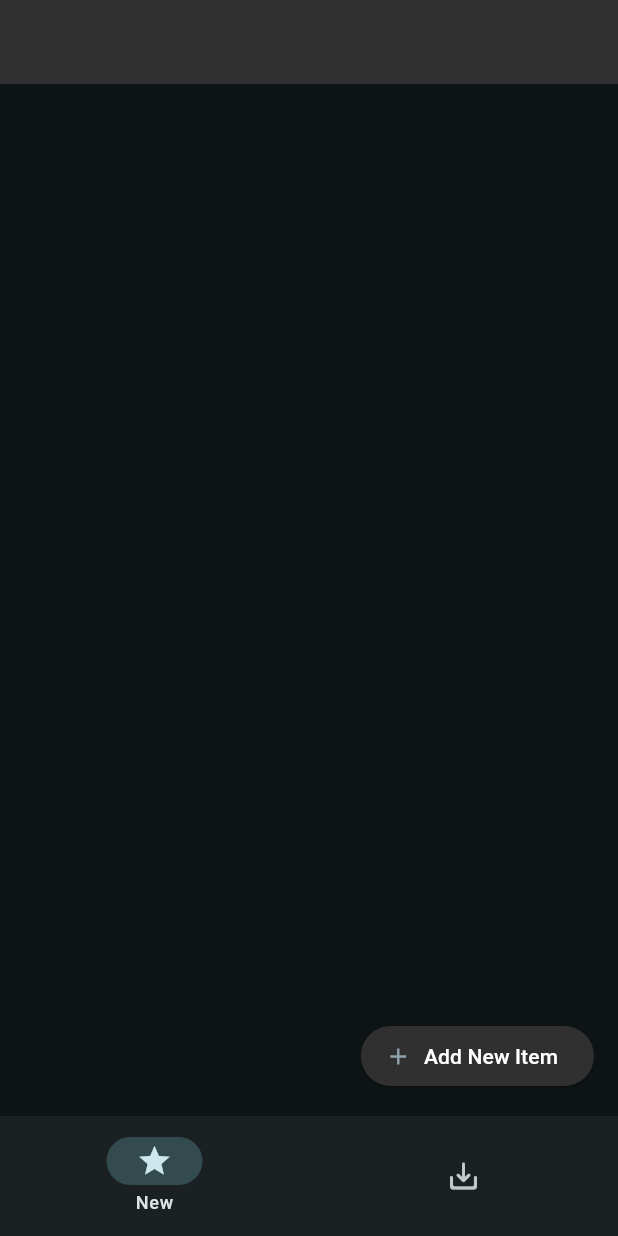
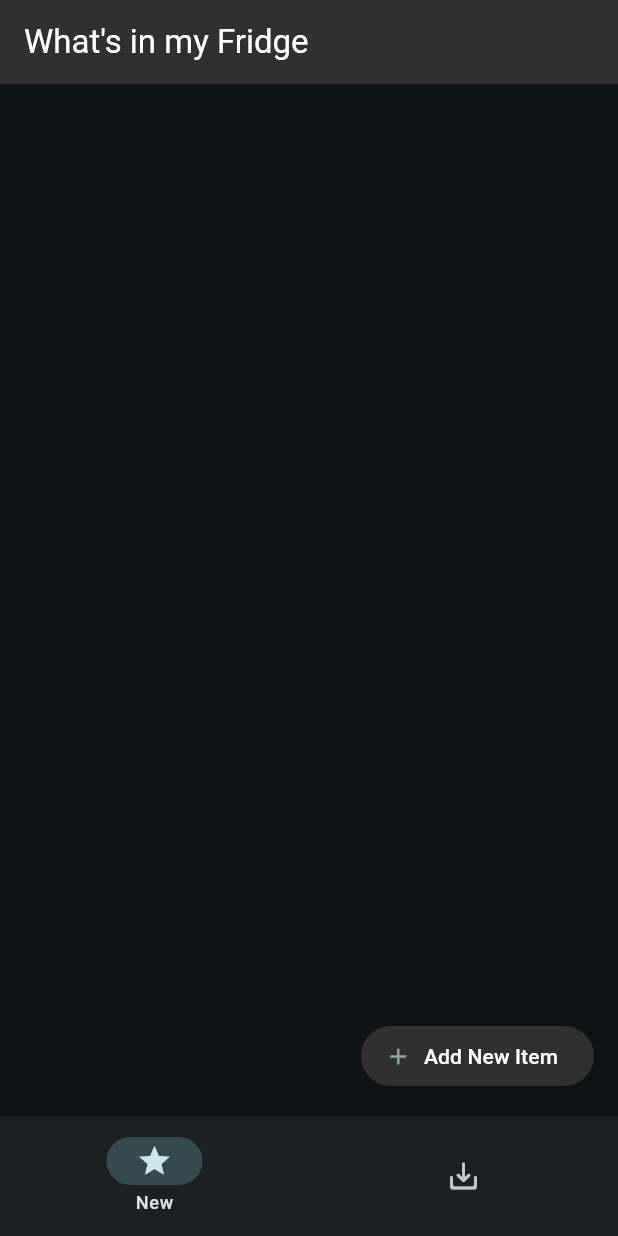
Before and after one commit to MhamedAshrf/Fridge_App, a Flutter app: the screen it shows after launch, on a phone screen of 412 x 824 dp. Run offline on Flutter 3.47's test engine with Material 2 defaults, Android fonts, the phone set to English and light mode, and no system bars.

Commit message:
Used dart --fix

```diff
--- a/lib/main.dart
+++ b/lib/main.dart
@@ -1,5 +1,4 @@
 import 'package:flutter/material.dart';
-import 'package:flutter/rendering.dart';
 
 void main() {
   runApp(const MyApp());
@@ -26,41 +25,41 @@ class MyApp extends StatelessWidget {
             backgroundColor: Colors.grey[850],
             foregroundColor: Colors.white,
           )),
-      home: myHomePage(),
+      home: const MyHomePage(),
     );
   }
 }
 
-class myHomePage extends StatefulWidget {
+class MyHomePage extends StatefulWidget {
+  const MyHomePage({super.key});
+
   @override
-  State<myHomePage> createState() => _myHomePageState();
+  State<MyHomePage> createState() => _MyHomePageState();
 }
 
-class _myHomePageState extends State<myHomePage> {
+class _MyHomePageState extends State<MyHomePage> {
   String title = "";
   @override
   void setState(VoidCallback fn) {
     // TODO: implement setState
-    title =
-        ["What's in my Fridge", "Saved Items"][_ThebottomBarState._currentPage];
+    title = ["What's in my Fridge", "Saved Items"][_ThebottomBarState._currentPage];
     super.setState(fn);
   }
 
   @override
   Widget build(BuildContext context) {
     return Scaffold(
-      onDrawerChanged: setState(() => title = [
+      appBar: AppBar(
+          title: const Text(
         "What's in my Fridge",
-            "Saved Items"
-          ][_ThebottomBarState._currentPage]),
-      appBar: AppBar(
-        title: Text(title),
+      )
           //  style: TextStyle(color: Colors.white)),
           // backgroundColor: Colors.deepPurple,
+
           ),
       // body: NewPage(), <-------- This has caused a duplicate button behind
       //                        the bottom nav bar
-      bottomSheet: ThebottomBar(),
+      bottomSheet: const ThebottomBar(),
     );
   }
 }
@@ -95,8 +94,8 @@ class _ThebottomBarState extends State<ThebottomBar> {
         }),
       ),
       body: [
-        NewPage(),
-        SavedItemsPage(),
+        const NewPage(),
+        const SavedItemsPage(),
       ][_currentPage],
     );
   }
@@ -115,11 +114,12 @@ class NewPage extends StatelessWidget {
             MaterialPageRoute(builder: (context) => const AddNewItem()),
           );
         },
+
         icon: Icon(
           Icons.add,
           color: Colors.blueGrey[300],
         ),
-        label: Text(
+        label: const Text(
           "Add New Item",
           style: TextStyle(color: Colors.white),
         ),
@@ -141,6 +141,7 @@ class _SavedItemsPageState extends State<SavedItemsPage> {
   Widget build(BuildContext context) {
     return Padding(
       padding: const EdgeInsets.symmetric(horizontal: 3.0),
+
       child: Scaffold(
         // appBar: AppBar(title: Text("Saved Items")),
         body: LayoutBuilder(builder: (context, constraints) {
@@ -198,9 +199,10 @@ class _AddNewItemState extends State<AddNewItem> {
             ),
           ),
         body: const Padding(
-          padding: EdgeInsets.all(8.0),
+          padding:  EdgeInsets.all(8.0),
           child: Column(
               children: <Widget>[
+
           TextField(
             decoration: InputDecoration(
                 border: OutlineInputBorder(), hintText: "Enter food name"),
```
Also changed, not shown: pubspec.lock. Lines whose indentation alone changed are shown as unchanged.
